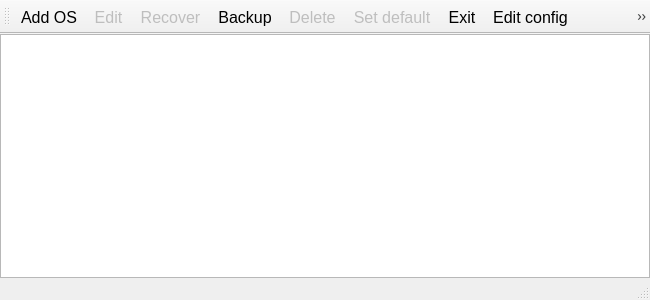
First picture: the form in BerrybootGUI2.0/mainwindow.ui, repository maxnet/berryboot, before the edit.
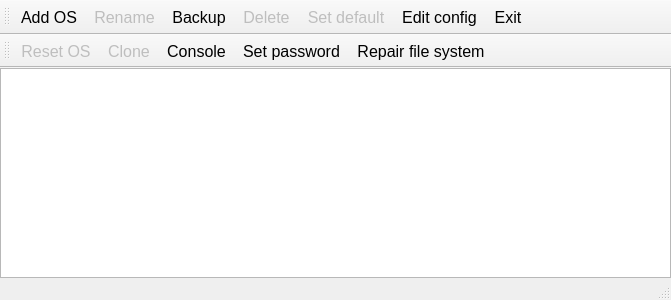
Second picture: the form after the edit. Icons and pictures are not drawn.

The edit to the form file:
```diff
--- a/BerrybootGUI2.0/mainwindow.ui
+++ b/BerrybootGUI2.0/mainwindow.ui
@@ -6,7 +6,7 @@
    <rect>
     <x>0</x>
     <y>0</y>
-    <width>650</width>
+    <width>671</width>
     <height>300</height>
    </rect>
   </property>
@@ -35,8 +35,14 @@
      <pointsize>12</pointsize>
     </font>
    </property>
+   <property name="iconSize">
+    <size>
+     <width>40</width>
+     <height>40</height>
+    </size>
+   </property>
    <property name="toolButtonStyle">
-    <enum>Qt::ToolButtonTextBesideIcon</enum>
+    <enum>Qt::ToolButtonTextUnderIcon</enum>
    </property>
    <attribute name="toolBarArea">
     <enum>TopToolBarArea</enum>
@@ -46,18 +52,46 @@
    </attribute>
    <addaction name="actionAdd_OS"/>
    <addaction name="actionEdit"/>
-   <addaction name="actionRecover"/>
    <addaction name="actionExport"/>
    <addaction name="actionDelete"/>
    <addaction name="actionSet_default"/>
-   <addaction name="actionExit"/>
    <addaction name="actionAdvanced_configuration"/>
+   <addaction name="actionExit"/>
+  </widget>
+  <widget class="QStatusBar" name="statusBar"/>
+  <widget class="QToolBar" name="advToolbar">
+   <property name="enabled">
+    <bool>true</bool>
+   </property>
+   <property name="font">
+    <font>
+     <pointsize>12</pointsize>
+    </font>
+   </property>
+   <property name="windowTitle">
+    <string>toolBar</string>
+   </property>
+   <property name="iconSize">
+    <size>
+     <width>40</width>
+     <height>40</height>
+    </size>
+   </property>
+   <property name="toolButtonStyle">
+    <enum>Qt::ToolButtonTextUnderIcon</enum>
+   </property>
+   <attribute name="toolBarArea">
+    <enum>TopToolBarArea</enum>
+   </attribute>
+   <attribute name="toolBarBreak">
+    <bool>true</bool>
+   </attribute>
+   <addaction name="actionRecover"/>
    <addaction name="actionClone"/>
    <addaction name="actionConsole"/>
    <addaction name="actionSetPassword"/>
    <addaction name="actionRepair_file_system"/>
   </widget>
-  <widget class="QStatusBar" name="statusBar"/>
   <action name="actionAdd_OS">
    <property name="icon">
     <iconset resource="icons.qrc">
@@ -82,7 +116,7 @@
      <normaloff>:/icons/edit.png</normaloff>:/icons/edit.png</iconset>
    </property>
    <property name="text">
-    <string>Edit</string>
+    <string>Rename</string>
    </property>
    <property name="toolTip">
     <string>Edit name or memory split</string>
@@ -208,7 +242,7 @@
      <normaloff>:/icons/document_revert.png</normaloff>:/icons/document_revert.png</iconset>
    </property>
    <property name="text">
-    <string>Recover</string>
+    <string>Reset OS</string>
    </property>
    <property name="toolTip">
     <string>Restore original image</string>
```
Left out of the diff: 23 changed lines with no effect on the pictures.
